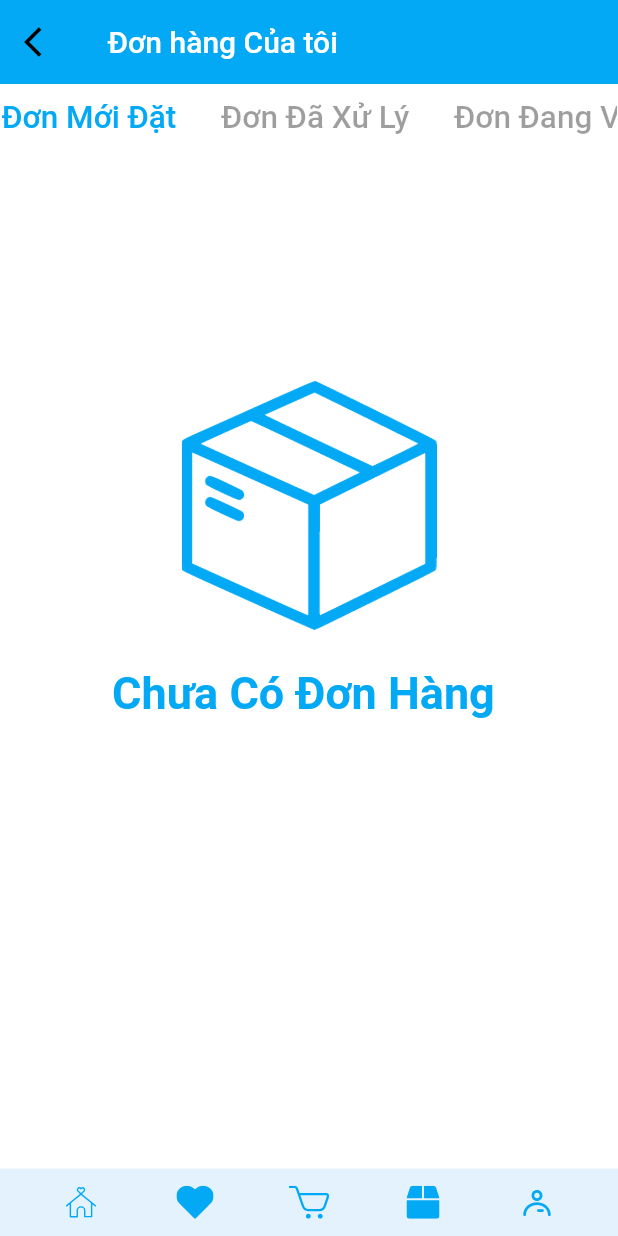
After one commit to PhuongDuy1034/MOBILEAPP, a Flutter app: the Orderma screen opened directly, on a phone screen of 412 x 824 dp. The commit adds this screen. Run offline on Flutter 3.47's test engine with Material 2 defaults, Android fonts, the light colour scheme and no system bars; our stand-ins replace flutter_svg.

Commit message:
Up Đohangcuatoi _Duy

```diff
--- /dev/null
+++ b/lib/Screens/ordermanagement/component/TabMoiDat.dart
@@ -0,0 +1,42 @@
+ import 'package:flutter/material.dart';
+
+import '../../../constants.dart';
+
+class Moidat extends StatelessWidget {
+
+  @override
+  Widget build(BuildContext context) {
+     Size size = MediaQuery.of(context).size;
+    return SafeArea(
+       child: SingleChildScrollView(
+          child:Column(
+
+            mainAxisAlignment: MainAxisAlignment.center,
+            children: <Widget>[
+              SizedBox(height: 150),
+          Padding(
+         padding: const EdgeInsets.symmetric(horizontal: 120),
+         child: Image.asset("assets/images/R.png",
+                  color: kPrimaryColor,
+                  width: size.width * 1),
+
+       ),
+        SizedBox(height: size.height * 0.03),
+          Text(
+              "Chưa Có Đơn Hàng ",
+              style: TextStyle(
+                fontWeight: FontWeight.bold,
+                fontSize: 30,
+                color: kPrimaryColor,
+              ),
+            ),
+      ],
+    ),
+       )
+
+
+
+
+    );
+  }
+}
--- /dev/null
+++ b/lib/Screens/ordermanagement/component/body.dart
@@ -0,0 +1,121 @@
+
+
+
+import 'package:doanltdd/Screens/ordermanagement/component/TabDagiao.dart';
+import 'package:doanltdd/Screens/ordermanagement/component/TabDahuy.dart';
+import 'package:doanltdd/Screens/ordermanagement/component/TabMoiDat.dart';
+import 'package:doanltdd/Screens/ordermanagement/component/TabXuLy.dart';
+import 'package:doanltdd/Screens/ordermanagement/component/Tabvanchg.dart';
+import 'package:flutter/material.dart';
+
+import '../../../constants.dart';
+
+
+class  Categories1 extends StatefulWidget {
+
+
+  @override
+  _Categories1State createState() => _Categories1State();
+}
+
+class _Categories1State extends State<Categories1>with SingleTickerProviderStateMixin {
+  TabController _tabController;
+
+   @override
+  void initState() {
+    super.initState();
+    _tabController=TabController(length: 5,vsync: this);
+  }
+  @override
+  Widget build(BuildContext context) {
+    return Scaffold(
+      appBar: AppBar(
+        backgroundColor: kPrimaryColor,
+        title: Text('Đơn hàng Của tôi'),
+        elevation: 0,
+
+        leading: IconButton(
+          icon: Icon(
+            Icons.arrow_back_ios,
+            color: Colors.black,
+          ),
+          onPressed: () {
+            Navigator.pop(context);
+          },
+        ),
+      ),
+
+      body: ListView(
+
+        padding: EdgeInsets.symmetric(horizontal: 1),
+
+          children:<Widget>[
+            // Categories(),
+            TabBar(
+              controller: _tabController,
+              indicatorColor: Colors.transparent,
+              labelColor:kPrimaryColor,
+              isScrollable: true,
+              labelPadding: EdgeInsets.only(right: 30.0),
+              unselectedLabelColor: Colors.black38,
+              tabs: [
+                Tab(
+                  child: Text('Đơn Mới Đặt',
+                  style: TextStyle(
+                    fontSize: 21,
+                   ),
+                  ),
+                ),
+                Tab(
+                  child: Text('Đơn Đã Xử Lý',
+                  style: TextStyle(
+                    fontSize: 21,
+                   ),
+                  ),
+                ),
+                Tab(
+                  child: Text('Đơn Đang Vận Chuyển',
+                  style: TextStyle(
+                    fontSize: 21,
+                   ),
+                  ),
+                ),
+                Tab(
+                  child: Text('Đã Giao',
+                  style: TextStyle(
+                    fontSize: 21,
+                   ),
+                  ),
+                ),
+                Tab(
+                  child: Text('Đã Hủy',
+                  style: TextStyle(
+                    fontSize: 21,
+                   ),
+                  ),
+                ),
+              ],
+            ),
+            Container(
+              height: MediaQuery.of(context).size.height,
+              width: double.infinity,
+              child: TabBarView(
+                    controller: _tabController,
+                    children: [
+                        Moidat(),
+                        XuLy(),
+                        vanChuyen(),
+                        DaGiao(),
+                        DaHuy(),
+                    ],
+              ),
+            ),
+          ],
+
+
+
+
+      ),
+    );
+  }
+}
--- /dev/null
+++ b/lib/Screens/ordermanagement/orderma_screen.dart
@@ -0,0 +1,16 @@
+
+import 'package:doanltdd/Screens/Home/components/Navbar1.dart';
+import 'package:doanltdd/Screens/ordermanagement/component/body.dart';
+import 'package:flutter/material.dart';
+
+
+class Orderma extends StatelessWidget {
+  @override
+  Widget build(BuildContext context) {
+    return Scaffold(
+
+      body:   Categories1(),
+       bottomNavigationBar: Navbar1(),
+    );
+  }
+}
--- a/pubspec.yaml
+++ b/pubspec.yaml
@@ -23,7 +23,7 @@ dependencies:
   # The following adds the Cupertino Icons font to your application.
   # Use with the CupertinoIcons class for iOS style icons.
   cupertino_icons: ^0.1.2
-  flutter_svg: ^0.22.0
+  flutter_svg: ^1.0.0
   provider: ^6.0.1
 
 dev_dependencies:
```
Also changed, not shown: lib/Screens/Home/components/Navbar1.dart (+8 -2 lines), lib/Screens/ordermanagement/component/TabDagiao.dart (added, +45 -0 lines), lib/Screens/ordermanagement/component/TabDahuy.dart (added, +42 -0 lines), lib/Screens/ordermanagement/component/TabXuLy.dart (added, +41 -0 lines), lib/Screens/ordermanagement/component/Tabvanchg.dart (added, +41 -0 lines), assets/icons/box-solid.svg (added), assets/images/R.png (added), assets/images/X.png (added).
